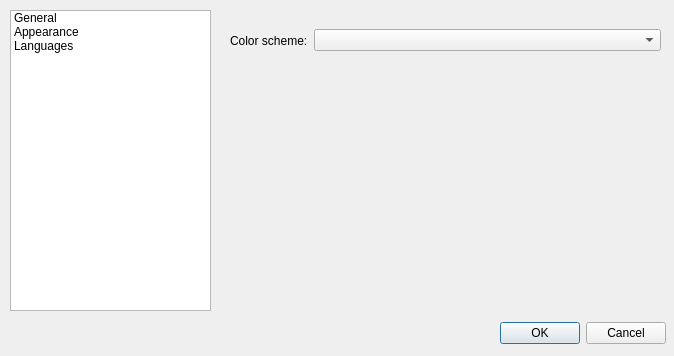
First picture: the form in src/ui/frmpreferences.ui, repository notepadqq/notepadqq, before the edit.
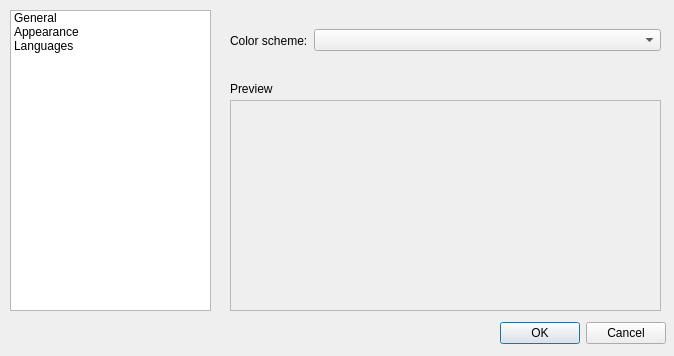
Second picture: the form after the edit. Icons and pictures are not drawn.

Commit message: Color scheme preview

Patch:
```diff
--- a/src/ui/frmpreferences.ui
+++ b/src/ui/frmpreferences.ui
@@ -109,6 +109,52 @@
       </item>
      </layout>
     </widget>
+    <widget class="QLabel" name="label_3">
+     <property name="geometry">
+      <rect>
+       <x>10</x>
+       <y>70</y>
+       <width>261</width>
+       <height>17</height>
+      </rect>
+     </property>
+     <property name="text">
+      <string>Preview</string>
+     </property>
+    </widget>
+    <widget class="QFrame" name="colorSchemePreviewFrame">
+     <property name="geometry">
+      <rect>
+       <x>10</x>
+       <y>90</y>
+       <width>431</width>
+       <height>211</height>
+      </rect>
+     </property>
+     <property name="frameShape">
+      <enum>QFrame::StyledPanel</enum>
+     </property>
+     <property name="frameShadow">
+      <enum>QFrame::Plain</enum>
+     </property>
+     <layout class="QVBoxLayout" name="verticalLayout">
+      <property name="spacing">
+       <number>0</number>
+      </property>
+      <property name="leftMargin">
+       <number>0</number>
+      </property>
+      <property name="topMargin">
+       <number>0</number>
+      </property>
+      <property name="rightMargin">
+       <number>0</number>
+      </property>
+      <property name="bottomMargin">
+       <number>0</number>
+      </property>
+     </layout>
+    </widget>
    </widget>
    <widget class="QWidget" name="page_2">
     <widget class="QCheckBox" name="chkLanguages_useDefaultSettings">
```
The commit also changes 5 other files.
